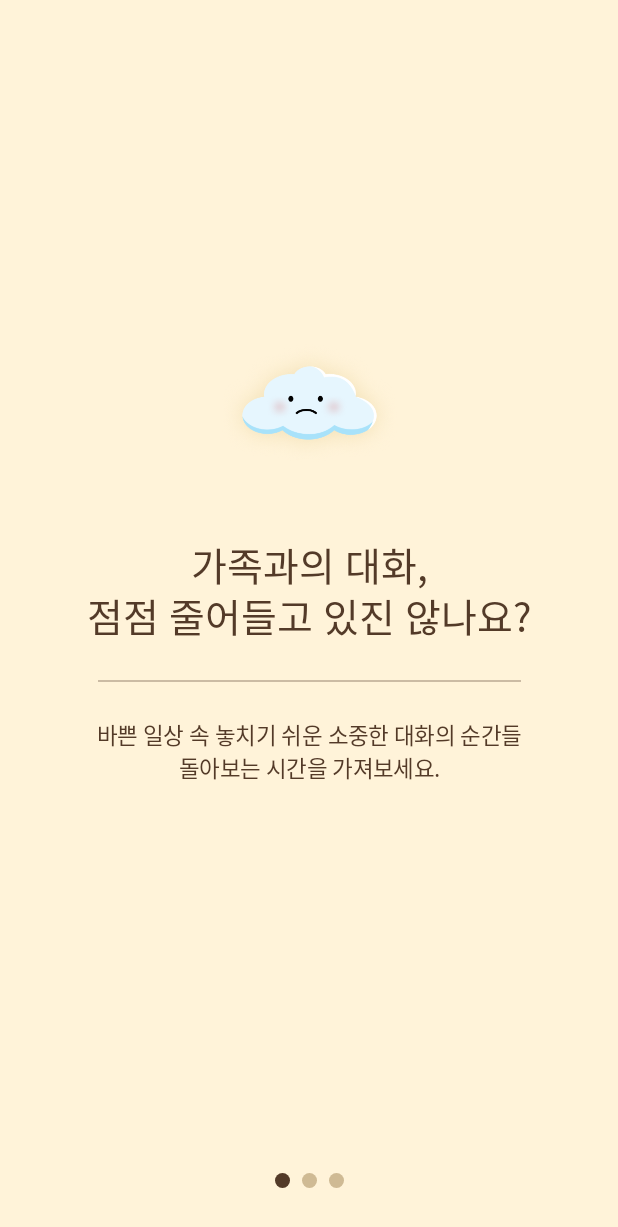
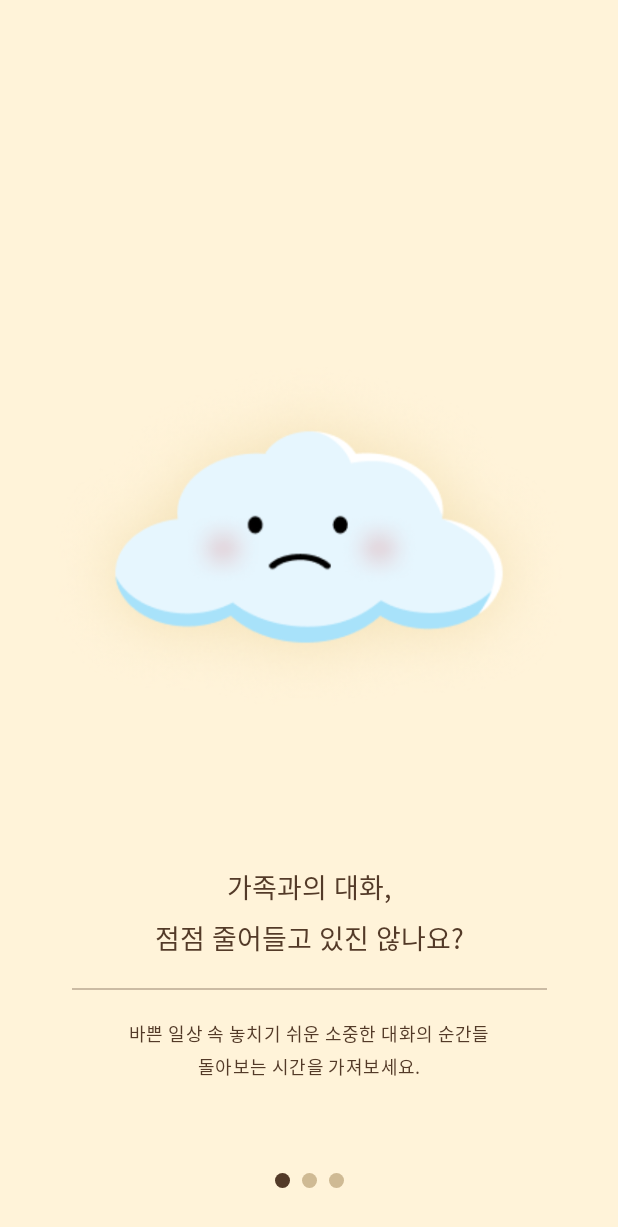
Before and after one commit to sujinhyeon/swusoftware, an Android app built with Jetpack Compose: the screen it shows after launch (MainActivity), on a phone screen of 412 x 824 dp. Shown: the top 1227 px of the screen. Run offline under Robolectric (Android 15) with nearby library versions, the phone set to English and light mode, and no system bars; our stand-ins replace Dagger/Hilt's generated code, accompanist; Roboto replaces fonts that are not available here.

Commit message:
스플래시, 온보딩, 로그인 및 회원가입 구현 중
홈화면 90% 구현 완료
세부 기능 수정 및 디자인 디테일
Todo
- d-day , 전광판, 주간/월간 캘린더 반영
- view model 작성
- 질문 답변 다했을 때
- 기타 테두리 조정

```diff
--- a/app/src/main/java/com/example/daytogether/ui/onboarding/OnboardingScreen.kt
+++ b/app/src/main/java/com/example/daytogether/ui/onboarding/OnboardingScreen.kt
@@ -1,5 +1,6 @@
 package com.example.daytogether.ui.onboarding
 
+import androidx.compose.ui.text.font.FontWeight
 import androidx.compose.foundation.Image
 import androidx.compose.foundation.background
 import androidx.compose.foundation.layout.*
@@ -31,19 +32,21 @@ data class OnboardingPageItem(
 @OptIn(ExperimentalPagerApi::class)
 @Composable
 fun OnboardingScreen(navController: NavController) {
-    val pagerState = rememberPagerState()
+    // ... (pagerState 및 onboardingPages 정의 유지) ...
+    val pagerState = rememberPagerState() // pagerState를 여기서 선언
     val onboardingPages = listOf(
         OnboardingPageItem(
-            imageRes = R.drawable.ic_cloud_sad, // 슬픈 구름 PNG
-            title = "가족과의 대화,\n점점 줄어들고 있진 않나요?", // Figma 온보딩1 제목 참조 (Type.kt의 headlineLarge 스타일 적용)
-            description = "바쁜 일상 속 놓치기 쉬운 소중한 대화의 순간들\n돌아보는 시간을 가져보세요." // Figma 온보딩1 설명 참조 (Type.kt의 bodyMedium 스타일 적용)
+            imageRes = R.drawable.ic_cloud_sad,
+            title = "가족과의 대화,\n점점 줄어들고 있진 않나요?",
+            description = "바쁜 일상 속 놓치기 쉬운 소중한 대화의 순간들\n돌아보는 시간을 가져보세요."
         ),
         OnboardingPageItem(
-            imageRes = R.drawable.ic_cloud_happy, // 행복한 구름 PNG
-            title = "소소한 대화가 만드는\n따뜻한 가족의 유대감", // Figma 온보딩2 제목 참조
-            description = "하루함께가 건네는 한 줄 질문으로\n서로의 하루를 채워 보세요" // Figma 온보딩2 설명 참조
+            imageRes = R.drawable.ic_cloud_happy,
+            title = "소소한 대화가 만드는\n따뜻한 가족의 유대감",
+            description = "하루함께가 건네는 한 줄 질문으로\n서로의 하루를 채워 보세요"
         )
     )
+
 
     DaytogetherTheme {
         Column(
@@ -52,7 +55,7 @@ fun OnboardingScreen(navController: NavController) {
                 .background(MaterialTheme.colorScheme.background)
         ) {
             HorizontalPager(
-                count = 3, // 온보딩 2페이지 + 로그인 1페이지
+                count = 3,
                 state = pagerState,
                 modifier = Modifier.weight(1f)
             ) { pageIndex ->
@@ -67,9 +70,9 @@ fun OnboardingScreen(navController: NavController) {
                 pagerState = pagerState,
                 modifier = Modifier
                     .align(Alignment.CenterHorizontally)
-                    .padding(vertical = 32.dp), // Figma 이미지 참고하여 패딩 조절
-                activeColor = PagerIndicatorActive, // Color.kt에 정의
-                inactiveColor = PagerIndicatorInactive, // Color.kt에 정의
+                    .padding(vertical = 32.dp),
+                activeColor = PagerIndicatorActive,
+                inactiveColor = PagerIndicatorInactive,
                 indicatorWidth = 10.dp,
                 indicatorHeight = 10.dp,
                 spacing = 8.dp
@@ -83,38 +86,48 @@ fun OnboardingPageContent(item: OnboardingPageItem) {
     Column(
         modifier = Modifier
             .fillMaxSize()
-            .padding(horizontal = 40.dp), // Figma 이미지 참고, 좌우 패딩
+            .padding(horizontal = 30.dp)
+            // 전체적인 내용을 아래로 조금 더 내리기 위해 상단에 여백 추가 또는 verticalArrangement 조정
+            .padding(top = 120.dp), // <<-- 상단 여백 추가 (값은 조절 가능)
         horizontalAlignment = Alignment.CenterHorizontally,
-        verticalArrangement = Arrangement.Center // 콘텐츠를 중앙에 배치
+        verticalArrangement = Arrangement.Top // 위에서부터 배치 시작 (Spacer로 간격 조절 용이)
     ) {
+        Spacer(modifier = Modifier.weight(0.15f)) // 상단 공간을 약간 띄움 (비율로 조정)
+
         Image(
             painter = painterResource(id = item.imageRes),
             contentDescription = item.title,
             modifier = Modifier
-                .fillMaxWidth(0.7f) // 구름 이미지 너비 조절
-                .aspectRatio(1.8f) // 구름 이미지 비율 (가로가 더 길게)
-                .padding(bottom = 48.dp) // Figma 이미지 참고, 아이콘과 제목 사이 간격
+                .size(width = 800.dp, height = 440.dp)
+                .padding(bottom = 0.dp) // 이미지와 제목 사이 간격 (조절)
         )
+
+        Spacer(modifier = Modifier.height(0.dp)) // 제목 위 간격 (조절)
+
         Text(
             text = item.title,
-            style = MaterialTheme.typography.headlineLarge, // Type.kt에서 정의
-            color = MaterialTheme.colorScheme.primary, // TextPrimary 색상
+            style = MaterialTheme.typography.headlineLarge.copy( // Type.kt의 스타일을 기반으로 굵기만 변경
+                fontWeight = FontWeight.Medium // 기존 ExtraBold에서 Bold로 변경 (또는 SemiBold)
+            ),
+            color = MaterialTheme.colorScheme.primary,
             textAlign = TextAlign.Center,
-            modifier = Modifier.padding(bottom = 24.dp) // Figma 이미지 참고, 제목과 구분선 사이 간격
+            modifier = Modifier.padding(bottom = 20.dp) // 제목과 구분선 사이 간격 (조절)
         )
         Divider(
-            color = MaterialTheme.colorScheme.primary.copy(alpha = 0.3f), // 구분선 색상 및 투명도
+            color = MaterialTheme.colorScheme.primary.copy(alpha = 0.3f),
             thickness = 1.dp,
             modifier = Modifier
-                .fillMaxWidth(0.85f) // 구분선 길이
-                .padding(bottom = 24.dp) // Figma 이미지 참고, 구분선과 설명 사이 간격
+                .fillMaxWidth(0.9f)
+                .padding(bottom = 20.dp) // 구분선과 설명 사이 간격 (조절)
         )
         Text(
             text = item.description,
-            style = MaterialTheme.typography.bodyMedium, // Type.kt에서 정의
-            color = MaterialTheme.colorScheme.onBackground, // TextPrimary 또는 유사한 어두운 색상
+            style = MaterialTheme.typography.bodyMedium,
+            color = MaterialTheme.colorScheme.onBackground,
             textAlign = TextAlign.Center
         )
+
+        Spacer(modifier = Modifier.weight(0.25f)) // 하단 공간 확보 (페이지 표시기와 겹치지 않도록)
     }
 }
 
@@ -125,17 +138,3 @@ fun OnboardingScreenPreview() {
         OnboardingScreen(navController = rememberNavController())
     }
 }
-
-@Preview(showBackground = true, widthDp = 390, heightDp = 844)
-@Composable
-fun OnboardingPage1Preview() {
-    DaytogetherTheme {
-        OnboardingPageContent(
-            item = OnboardingPageItem(
-                R.drawable.ic_cloud_sad,
-                "가족과의 대화,\n점점 줄어들고 있진 않나요?",
-                "바쁜 일상 속 놓치기 쉬운 소중한 대화의 순간들\n돌아보는 시간을 가져보세요."
-            )
-        )
-    }
-}
--- a/app/src/main/java/com/example/daytogether/ui/theme/Type.kt
+++ b/app/src/main/java/com/example/daytogether/ui/theme/Type.kt
@@ -19,7 +19,7 @@ val AppTypography = Typography(
     headlineLarge = TextStyle(
         fontFamily = GothicA1,
         fontWeight = FontWeight.ExtraBold, // 충분히 굵게
-        fontSize = 26.sp, // Figma 이미지와 유사하게 조절
+        fontSize = 18.sp, // Figma 이미지와 유사하게 조절
         lineHeight = 34.sp,
         letterSpacing = 0.sp
     ),
@@ -27,7 +27,7 @@ val AppTypography = Typography(
     bodyMedium = TextStyle(
         fontFamily = GothicA1,
         fontWeight = FontWeight.Normal, // 일반 두께
-        fontSize = 15.sp, // Figma 이미지와 유사하게 조절
+        fontSize = 12.sp, // Figma 이미지와 유사하게 조절
         lineHeight = 22.sp,
         letterSpacing = 0.25.sp
     ),
```
